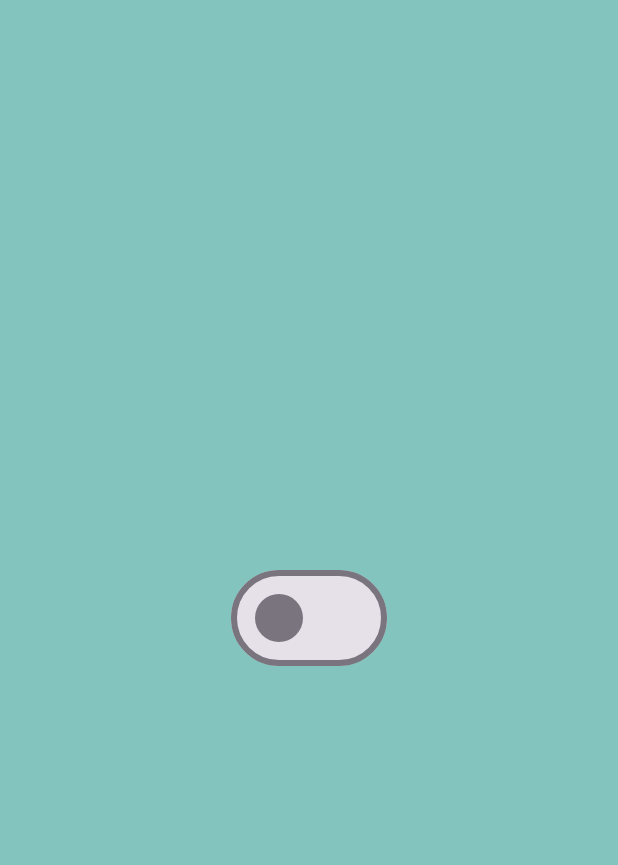
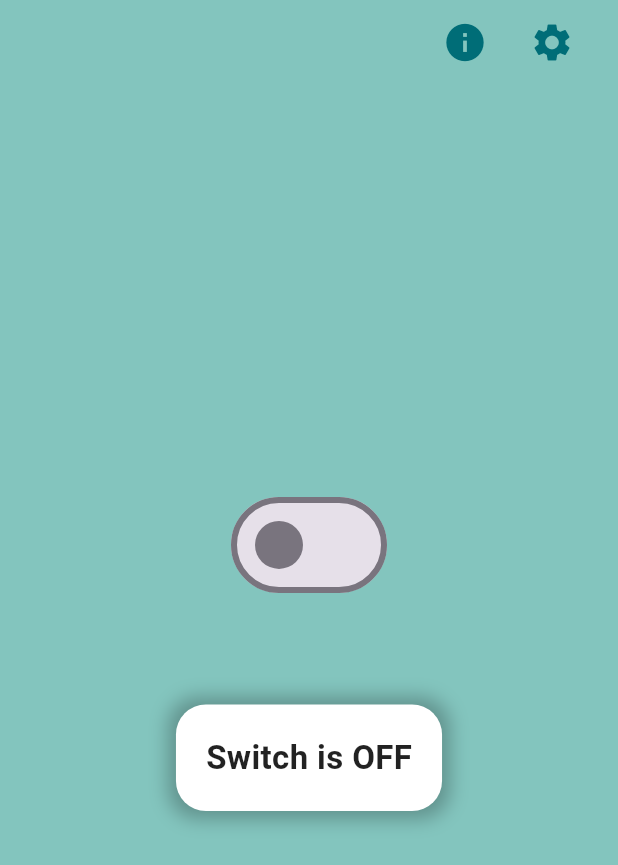
Before and after one commit to AYAN10M/RollCall, a Flutter app: the MyDashBoard screen opened directly, on a phone screen of 412 x 824 dp. Shown: the top 865 px of the screen. Run offline on Flutter 3.47's test engine with Material 3 defaults, Android fonts, the light colour scheme and no system bars; our stand-ins replace animated_notch_bottom_bar, geolocator, table_calendar; missing offline and left inert: tab_container.

Commit message:
Functional Part Added My Work is almost done !!

```diff
--- a/attendance_application/lib/pages/dashboard.dart
+++ b/attendance_application/lib/pages/dashboard.dart
@@ -1,5 +1,6 @@
 import 'package:flutter/material.dart';
 import 'package:geolocator/geolocator.dart';
+import 'dart:async';
 
 class MyDashBoard extends StatefulWidget {
   const MyDashBoard({super.key});
@@ -10,6 +11,14 @@ class MyDashBoard extends StatefulWidget {
 
 class _MyDashBoardState extends State<MyDashBoard> {
   bool isSwitched = false;
+  String switchStatus = "Switch is OFF";
+  String attendanceStatus = "Out of Zone";
+  double distance = 0.0;
+  final double officeLatitude = 22.556423;
+  final double officeLongitude = 88.414450;
+  DateTime? checkInTime;
+  Timer? timer;
+  String timerDisplay = "00:00:00";
 
   Future<Position> getCurrentLocation() async {
     bool serviceEnabled = await Geolocator.isLocationServiceEnabled();
@@ -35,32 +44,160 @@ class _MyDashBoardState extends State<MyDashBoard> {
     return await Geolocator.getCurrentPosition();
   }
 
+  void calculateDistance(Position currentPosition) {
+    distance = Geolocator.distanceBetween(
+      currentPosition.latitude,
+      currentPosition.longitude,
+      officeLatitude,
+      officeLongitude,
+    );
+
+    setState(() {
+      attendanceStatus =
+          distance <= 50.0 ? "Recording Attendance" : "Out of Zone";
+    });
+  }
+
+  void startTimer() {
+    timer = Timer.periodic(const Duration(seconds: 1), (timer) {
+      setState(() {
+        final duration = DateTime.now().difference(checkInTime!);
+        timerDisplay = duration.toString().split('.').first.padLeft(8, "0");
+      });
+    });
+  }
+
+  void stopTimer() {
+    timer?.cancel();
+  }
+
+  void handleSwitchChanged(bool value) {
+    setState(() {
+      isSwitched = value;
+
+      if (isSwitched) {
+        getCurrentLocation().then((Position position) {
+          calculateDistance(position);
+
+          if (attendanceStatus == "Recording Attendance") {
+            checkInTime = DateTime.now();
+            startTimer();
+          }
+        }).catchError((error) {
+          switchStatus = "Error: $error";
+        });
+      } else {
+        switchStatus = "Switch is OFF";
+        stopTimer();
+        timerDisplay = "00:00:00"; // Reset timer display
+      }
+    });
+  }
+
   @override
   Widget build(BuildContext context) {
     return Scaffold(
       backgroundColor: const Color.fromARGB(255, 131, 197, 190),
+      appBar: AppBar(
+        forceMaterialTransparency: true,
+        automaticallyImplyLeading: false,
+        actions: <Widget>[
+          IconButton(
+            icon: const Icon(Icons.info,
+                color: Color.fromARGB(255, 0, 109, 119), size: 30),
+            onPressed: () {},
+          ),
+          const SizedBox(width: 10),
+          IconButton(
+            icon: const Icon(Icons.settings,
+                color: Color.fromARGB(255, 0, 109, 119), size: 30),
+            onPressed: () {},
+          ),
+          const SizedBox(width: 20)
+        ],
+      ),
       body: Center(
-        child: Column(mainAxisAlignment: MainAxisAlignment.center, children: [
-          Transform.scale(
-            scale: 2,
-            child: Switch(
+        child: Column(
+          mainAxisAlignment: MainAxisAlignment.center,
+          children: [
+            Transform.scale(
+              scale: 2,
+              child: Switch(
                 activeColor: const Color.fromARGB(255, 0, 109, 119),
                 value: isSwitched,
-                onChanged: (value) {
-                  setState(() {
-                    isSwitched = value;
-                    getCurrentLocation().then((value) {
-                      print(value);
-                    }).catchError((error) {
-                      print(error);
-                    });
-
-                    // take the switch output from here
-                    print(isSwitched);
-                  });
-                }),
-          ),
-        ]),
+                onChanged: handleSwitchChanged,
+              ),
+            ),
+            SizedBox(height: MediaQuery.of(context).size.height * 0.1),
+            Container(
+              padding: const EdgeInsets.all(20),
+              decoration: BoxDecoration(
+                color: Colors.white,
+                borderRadius: BorderRadius.circular(20),
+                boxShadow: const [
+                  BoxShadow(
+                    color: Colors.black26,
+                    blurRadius: 10,
+                    spreadRadius: 5,
+                  )
+                ],
+              ),
+              child: Column(
+                crossAxisAlignment: CrossAxisAlignment.start,
+                children: [
+                  if (!isSwitched) ...[
+                    const Text(
+                      "Switch is OFF",
+                      style: TextStyle(
+                        fontSize: 22,
+                        color: Colors.black87,
+                        fontWeight: FontWeight.bold,
+                      ),
+                    ),
+                  ] else if (attendanceStatus == "Recording Attendance") ...[
+                    const Text(
+                      "Recording Attendance",
+                      style: TextStyle(
+                        fontSize: 22,
+                        color: Colors.green,
+                        fontWeight: FontWeight.bold,
+                      ),
+                    ),
+                    const SizedBox(height: 15),
+                    Text(
+                      "Check-In Time: ${checkInTime != null ? "${checkInTime!.hour}:${checkInTime!.minute}" : "---"}",
+                      style:
+                          const TextStyle(fontSize: 18, color: Colors.black87),
+                    ),
+                    const SizedBox(height: 15),
+                    Text(
+                      "Total Time: $timerDisplay",
+                      style: const TextStyle(
+                        fontSize: 18,
+                        color: Colors.blueAccent,
+                      ),
+                    ),
+                  ] else ...[
+                    Column(
+                      children: [
+                        const Text("Out of Range",
+                            style: TextStyle(
+                                fontSize: 22,
+                                color: Colors.red,
+                                fontWeight: FontWeight.bold)),
+                        Text(
+                          "Distance from Office: ${distance.toStringAsFixed(2)} meters",
+                          style: const TextStyle(
+                              fontSize: 18, color: Colors.black54),
+                        ),
+                      ],
+                    ),
+                  ]
+                ],
+              ),
+            ),
+          ],
+        ),
       ),
     );
   }
--- a/attendance_application/pubspec.yaml
+++ b/attendance_application/pubspec.yaml
@@ -40,6 +40,7 @@ dependencies:
   tab_container: ^3.5.3
   syncfusion_flutter_calendar: ^26.2.12
   geolocator: ^13.0.1
+  fluttertoast: ^8.2.8
 
 
 dev_dependencies:
```
Also changed, not shown: attendance_application/lib/pages/homepage.dart (+5 -5 lines), attendance_application/lib/pages/recent_activity/recent_activity.dart (+5 -9 lines), attendance_application/pubspec.lock.
